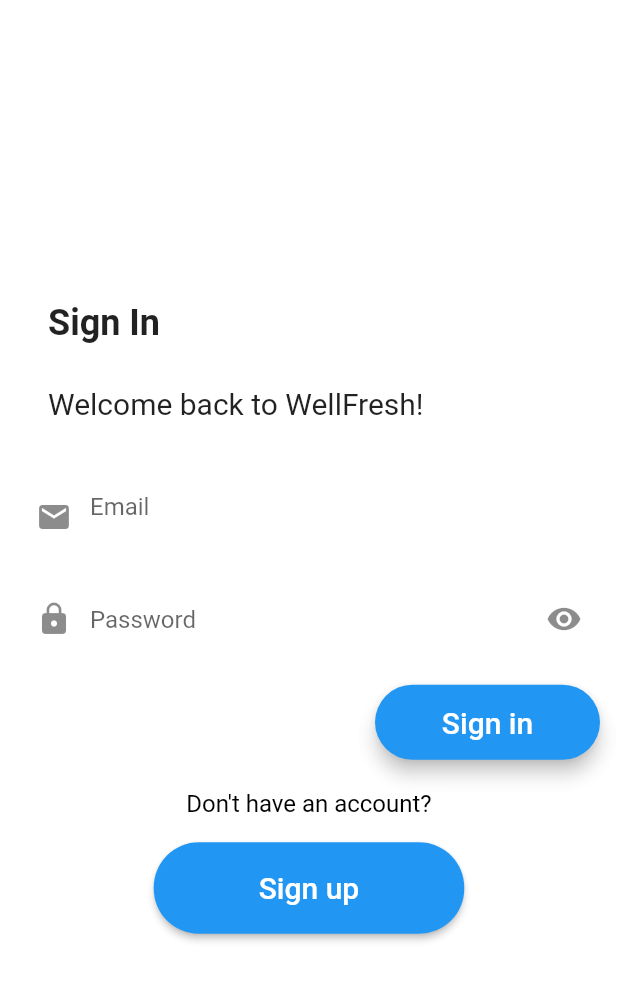
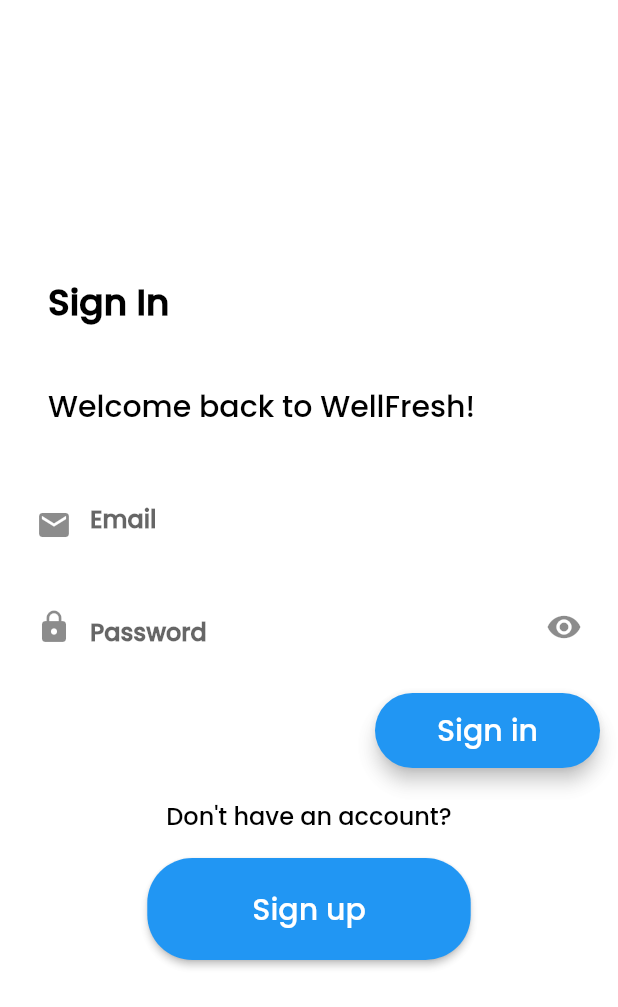
Before and after one commit to Adimno/WellFreshUpdated, a Flutter app: the screen it shows after launch, on a phone screen of 412 x 824 dp. Shown: the top 1007 px of the screen. Run offline on Flutter 3.47's test engine with Material 2 defaults, Android fonts, the phone set to English and light mode, and no system bars; our stand-ins replace cloud_firestore, firebase_auth, firebase_core, flutter_iconly, get; accounts and stored records are empty.

Commit message:
feat: implement custom theme

```diff
--- a/lib/main.dart
+++ b/lib/main.dart
@@ -1,6 +1,7 @@
 import 'package:firebase_core/firebase_core.dart';
 import 'package:flutter/material.dart';
 import 'package:get/get.dart';
+import 'package:wellfreshlogin/theme.dart';
 import 'navigation_drawer_widget.dart';
 import 'register.dart';
 import 'patient.dart';
@@ -24,9 +25,7 @@ class _MyAppState extends State<MyApp> {
   Widget build(BuildContext context) {
     return GetMaterialApp(
       debugShowCheckedModeBanner: false,
-      theme: ThemeData(
-        primaryColor: Colors.blue[900],
-      ),
+      theme: theme(),
       home:  LoginPage(),
     );
   }
```
